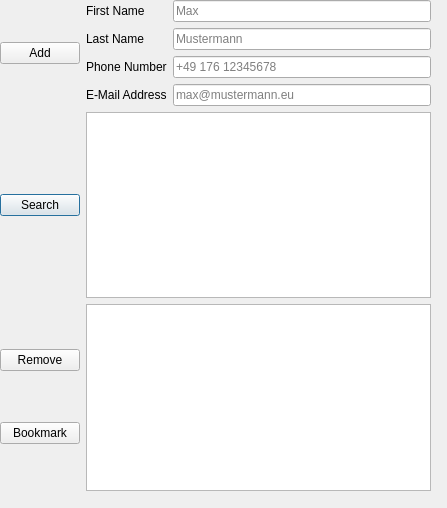
Before: the Qt Designer form Modules/Module03/Excerice00/GraphicalPhonebook/graphicalphonebook.ui in kianwasabi/SEA-ME-warm-up, drawn with Qt 5.
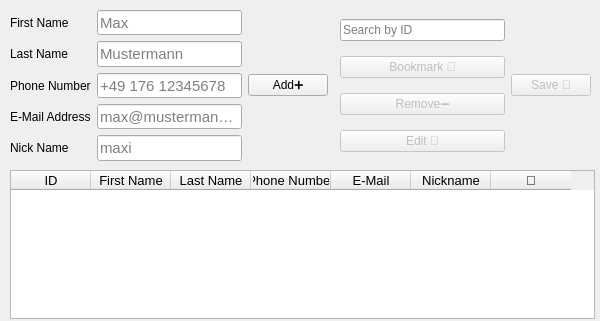
After: the same form once the commit is applied.

What changed in the file:
```diff
--- a/Modules/Module03/Excerice00/GraphicalPhonebook/graphicalphonebook.ui
+++ b/Modules/Module03/Excerice00/GraphicalPhonebook/graphicalphonebook.ui
@@ -6,63 +6,219 @@
    <rect>
     <x>0</x>
     <y>0</y>
-    <width>447</width>
-    <height>508</height>
+    <width>600</width>
+    <height>321</height>
    </rect>
   </property>
   <property name="windowTitle">
    <string>GraphicalPhonebook</string>
   </property>
-  <widget class="QWidget" name="gridLayoutWidget_2">
+  <property name="layoutDirection">
+   <enum>Qt::LeftToRight</enum>
+  </property>
+  <widget class="QWidget" name="layoutWidget">
    <property name="geometry">
     <rect>
-     <x>0</x>
-     <y>0</y>
-     <width>431</width>
-     <height>491</height>
+     <x>340</x>
+     <y>10</y>
+     <width>251</width>
+     <height>151</height>
     </rect>
    </property>
-   <layout class="QGridLayout" name="genealGridLayout">
-    <item row="1" column="0">
-     <widget class="QPushButton" name="searchPushButton">
-      <property name="text">
-       <string>Search</string>
-      </property>
-     </widget>
-    </item>
-    <item row="2" column="0">
-     <layout class="QVBoxLayout" name="verticalLayout">
-      <item>
+   <layout class="QHBoxLayout" name="FeaturesLayout">
+    <item>
+     <layout class="QGridLayout" name="gridLayout">
+      <item row="0" column="0">
+       <widget class="QLineEdit" name="selectContactLineEdit">
+        <property name="placeholderText">
+         <string>Search by ID</string>
+        </property>
+       </widget>
+      </item>
+      <item row="3" column="0">
+       <widget class="QPushButton" name="editPushButton">
+        <property name="enabled">
+         <bool>false</bool>
+        </property>
+        <property name="text">
+         <string>Edit 📝</string>
+        </property>
+        <property name="autoDefault">
+         <bool>false</bool>
+        </property>
+       </widget>
+      </item>
+      <item row="2" column="0">
        <widget class="QPushButton" name="removePushButton">
+        <property name="enabled">
+         <bool>false</bool>
+        </property>
         <property name="text">
-         <string>Remove</string>
+         <string>Remove➖</string>
+        </property>
+        <property name="autoDefault">
+         <bool>false</bool>
         </property>
        </widget>
       </item>
-      <item>
+      <item row="1" column="0">
        <widget class="QPushButton" name="bookmarkPushButton">
+        <property name="enabled">
+         <bool>false</bool>
+        </property>
         <property name="text">
-         <string>Bookmark</string>
+         <string>Bookmark 🤩</string>
+        </property>
+        <property name="autoDefault">
+         <bool>false</bool>
         </property>
        </widget>
       </item>
      </layout>
     </item>
-    <item row="2" column="1">
-     <widget class="QTableView" name="ContactsTableView"/>
-    </item>
-    <item row="1" column="1">
-     <widget class="QTextEdit" name="searchTextEdit"/>
-    </item>
-    <item row="0" column="0">
-     <widget class="QPushButton" name="addPushButton">
+    <item>
+     <widget class="QPushButton" name="exportPushButton">
+      <property name="enabled">
+       <bool>false</bool>
+      </property>
       <property name="text">
-       <string>Add</string>
+       <string>Save 💾</string>
+      </property>
+      <property name="autoDefault">
+       <bool>false</bool>
       </property>
      </widget>
     </item>
-    <item row="0" column="1">
+   </layout>
+  </widget>
+  <widget class="QTableWidget" name="contactsTableWidget">
+   <property name="geometry">
+    <rect>
+     <x>10</x>
+     <y>170</y>
+     <width>585</width>
+     <height>149</height>
+    </rect>
+   </property>
+   <property name="maximumSize">
+    <size>
+     <width>16777215</width>
+     <height>16777215</height>
+    </size>
+   </property>
+   <property name="font">
+    <font>
+     <pointsize>10</pointsize>
+    </font>
+   </property>
+   <attribute name="horizontalHeaderMinimumSectionSize">
+    <number>18</number>
+   </attribute>
+   <attribute name="horizontalHeaderDefaultSectionSize">
+    <number>80</number>
+   </attribute>
+   <attribute name="verticalHeaderMinimumSectionSize">
+    <number>16</number>
+   </attribute>
+   <attribute name="verticalHeaderDefaultSectionSize">
+    <number>27</number>
+   </attribute>
+   <column>
+    <property name="text">
+     <string>ID</string>
+    </property>
+   </column>
+   <column>
+    <property name="text">
+     <string>First Name</string>
+    </property>
+   </column>
+   <column>
+    <property name="text">
+     <string>Last Name</string>
+    </property>
+   </column>
+   <column>
+    <property name="text">
+     <string>Phone Number</string>
+    </property>
+   </column>
+   <column>
+    <property name="text">
+     <string>E-Mail</string>
+    </property>
+   </column>
+   <column>
+    <property name="text">
+     <string>Nickname</string>
+    </property>
+   </column>
+   <column>
+    <property name="text">
+     <string>🤩</string>
+    </property>
+   </column>
+  </widget>
+  <widget class="QWidget" name="">
+   <property name="geometry">
+    <rect>
+     <x>10</x>
+     <y>10</y>
+     <width>318</width>
+     <height>151</height>
+    </rect>
+   </property>
+   <layout class="QHBoxLayout" name="AddContactLayout">
+    <item>
      <layout class="QGridLayout" name="contactGridLayout">
+      <item row="3" column="1">
+       <widget class="QLineEdit" name="phonenumberLineEdit">
+        <property name="font">
+         <font>
+          <pointsize>11</pointsize>
+         </font>
+        </property>
+        <property name="placeholderText">
+         <string>+49 176 12345678</string>
+        </property>
+       </widget>
+      </item>
+      <item row="1" column="1">
+       <widget class="QLineEdit" name="firstnameLineEdit">
+        <property name="font">
+         <font>
+          <pointsize>11</pointsize>
+         </font>
+        </property>
+        <property name="placeholderText">
+         <string>Max</string>
+        </property>
+       </widget>
+      </item>
+      <item row="5" column="1">
+       <widget class="QLineEdit" name="nicknameLineEdit">
+        <property name="font">
+         <font>
+          <pointsize>11</pointsize>
+         </font>
+        </property>
+        <property name="placeholderText">
+         <string>maxi</string>
+        </property>
+       </widget>
+      </item>
+      <item row="2" column="1">
+       <widget class="QLineEdit" name="lastnameLineEdit">
+        <property name="font">
+         <font>
+          <pointsize>11</pointsize>
+         </font>
+        </property>
+        <property name="placeholderText">
+         <string>Mustermann</string>
+        </property>
+       </widget>
+      </item>
       <item row="2" column="0">
        <widget class="QLabel" name="lastnameabel">
         <property name="text">
@@ -70,6 +226,13 @@
         </property>
        </widget>
       </item>
+      <item row="3" column="0">
+       <widget class="QLabel" name="phonenumberLabel">
+        <property name="text">
+         <string>Phone Number</string>
+        </property>
+       </widget>
+      </item>
       <item row="4" column="0">
        <widget class="QLabel" name="emailaddressLabel">
         <property name="text">
@@ -77,13 +240,6 @@
         </property>
        </widget>
       </item>
-      <item row="3" column="0">
-       <widget class="QLabel" name="phonenumberLabel">
-        <property name="text">
-         <string>Phone Number</string>
-        </property>
-       </widget>
-      </item>
       <item row="1" column="0">
        <widget class="QLabel" name="firstnameLabel">
         <property name="text">
@@ -91,31 +247,45 @@
         </property>
        </widget>
       </item>
-      <item row="1" column="1">
-       <widget class="QLineEdit" name="firstnameLineEdit">
-        <property name="placeholderText">
-         <string>Max</string>
-        </property>
-       </widget>
-      </item>
-      <item row="2" column="1">
-       <widget class="QLineEdit" name="lastnameLineEdit">
-        <property name="placeholderText">
-         <string>Mustermann</string>
-        </property>
-       </widget>
-      </item>
-      <item row="3" column="1">
-       <widget class="QLineEdit" name="phonenumberLineEdit">
-        <property name="placeholderText">
-         <string>+49 176 12345678</string>
-        </property>
-       </widget>
-      </item>
       <item row="4" column="1">
        <widget class="QLineEdit" name="emailaddressLineEdit">
+        <property name="font">
+         <font>
+          <pointsize>11</pointsize>
+         </font>
+        </property>
         <property name="placeholderText">
          <string>max@mustermann.eu</string>
+        </property>
+       </widget>
+      </item>
+      <item row="5" column="0">
+       <widget class="QLabel" name="nicknameLabel">
+        <property name="text">
+         <string>Nick Name</string>
+        </property>
+       </widget>
+      </item>
+     </layout>
+    </item>
+    <item>
+     <layout class="QVBoxLayout" name="verticalLayout">
+      <item>
+       <widget class="QPushButton" name="addPushButton">
+        <property name="text">
+         <string>Add➕</string>
+        </property>
+        <property name="iconSize">
+         <size>
+          <width>20</width>
+          <height>20</height>
+         </size>
+        </property>
+        <property name="autoDefault">
+         <bool>false</bool>
+        </property>
+        <property name="flat">
+         <bool>false</bool>
         </property>
        </widget>
       </item>
```
